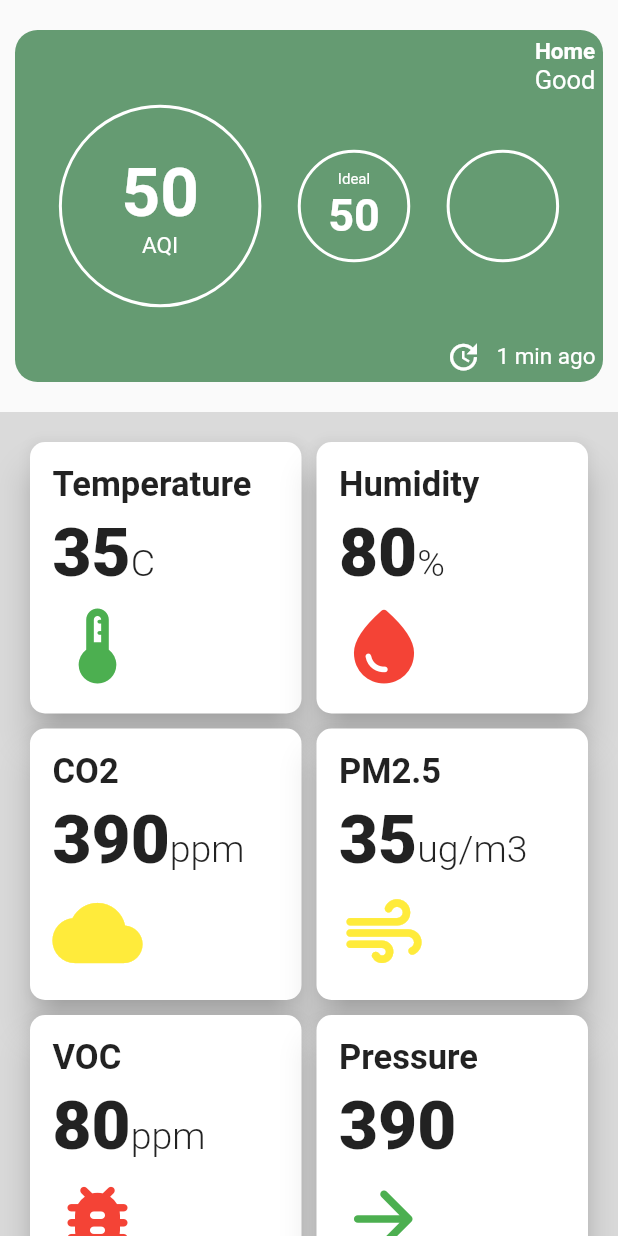
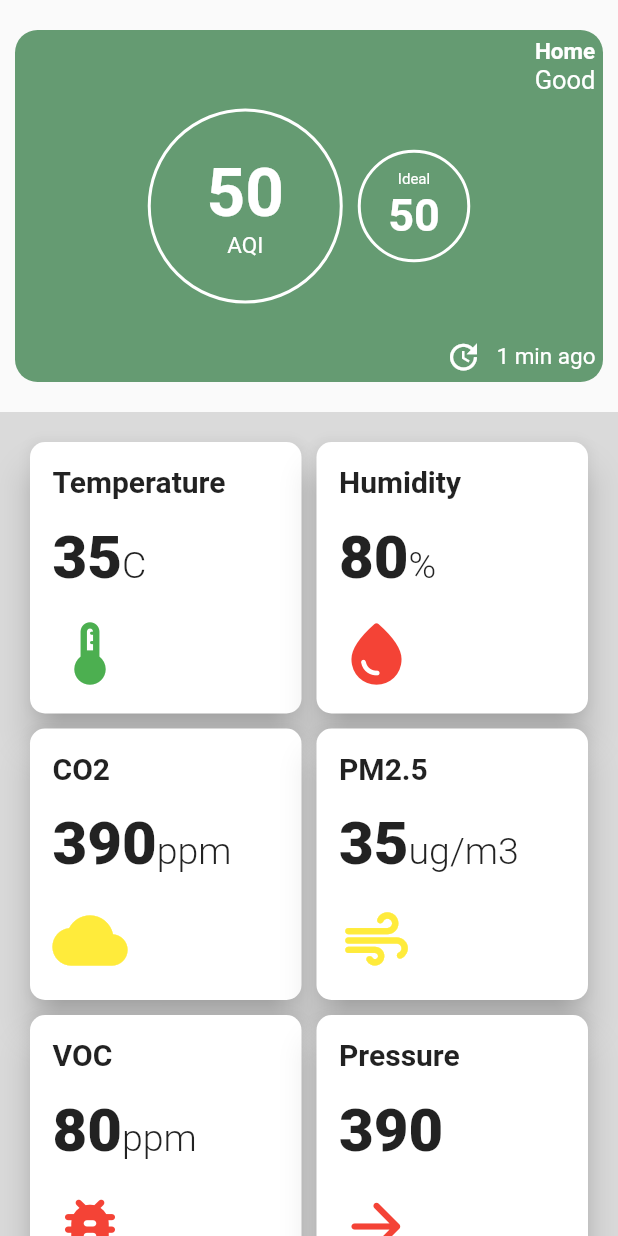
Before and after one commit to silverlightning926/SensiAir-Mobile, a Flutter app: the DashboardTab widget shown alone on an empty page, opened directly, on a phone screen of 412 x 824 dp. Run offline on Flutter 3.47's test engine with Material 2 defaults, Android fonts, the phone set to English and light mode, and no system bars; our stand-ins replace cloud_firestore, firebase_auth, firebase_core; accounts and stored records are empty.

Commit message:
Fixed Widget Overflow Errors

```diff
--- a/lib/components/home_screen_tabs/dashboard_tab.dart
+++ b/lib/components/home_screen_tabs/dashboard_tab.dart
@@ -93,12 +93,12 @@ class _DashboardTabState extends State<DashboardTab> {
                     ),
                   ),
                   Row(
-                    mainAxisAlignment: MainAxisAlignment.spaceEvenly,
+                    mainAxisAlignment: MainAxisAlignment.center,
                     crossAxisAlignment: CrossAxisAlignment.center,
                     children: [
                       Container(
-                        height: 135,
-                        width: 135,
+                        height: 130,
+                        width: 130,
                         decoration: BoxDecoration(
                           shape: BoxShape.circle,
                           border: Border.all(
@@ -128,6 +128,9 @@ class _DashboardTabState extends State<DashboardTab> {
                             ),
                           ],
                         ),
+                      ),
+                      SizedBox(
+                        width: 10,
                       ),
                       Container(
                         height: 75,
@@ -162,17 +165,6 @@ class _DashboardTabState extends State<DashboardTab> {
                           ],
                         ),
                       ),
-                      Container(
-                        height: 75,
-                        width: 75,
-                        decoration: BoxDecoration(
-                          shape: BoxShape.circle,
-                          border: Border.all(
-                            width: 2.0,
-                            color: Colors.white,
-                          ),
-                        ),
-                      ),
                     ],
                   ),
                 ],
@@ -194,66 +186,48 @@ class _DashboardTabState extends State<DashboardTab> {
                   title: 'Temperature',
                   value: widget.currentTemp.toString(),
                   unit: 'C',
-                  icon: const Icon(
-                    Icons.thermostat_rounded,
-                    color: Colors.green,
-                    size: 60,
-                  ),
+                  icon: Icons.thermostat_rounded,
+                  iconColor: Colors.green,
                   onPressed: () {},
                 ),
                 ParameterButton(
                   title: 'Humidity',
                   value: widget.currentHumidity.toString(),
                   unit: '%',
-                  icon: const Icon(
-                    Icons.water_drop_rounded,
-                    color: Colors.red,
-                    size: 60,
-                  ),
+                  icon: Icons.water_drop_rounded,
+                  iconColor: Colors.red,
                   onPressed: () {},
                 ),
                 ParameterButton(
                   title: 'CO2',
                   value: widget.currentCO2.toString(),
                   unit: 'ppm',
-                  icon: const Icon(
-                    Icons.cloud_rounded,
-                    color: Colors.yellow,
-                    size: 60,
-                  ),
+                  icon: Icons.cloud_rounded,
+                  iconColor: Colors.yellow,
                   onPressed: () {},
                 ),
                 ParameterButton(
                   title: 'PM2.5',
                   value: widget.currrentPM25.toString(),
                   unit: 'ug/m3',
-                  icon: const Icon(
-                    Icons.air_rounded,
-                    color: Colors.yellow,
-                    size: 60,
-                  ),
+                  icon: Icons.air_rounded,
+                  iconColor: Colors.yellow,
                   onPressed: () {},
                 ),
                 ParameterButton(
                   title: 'VOC',
                   value: widget.currentVOC.toString(),
                   unit: 'ppm',
-                  icon: const Icon(
-                    Icons.bug_report_rounded,
-                    color: Colors.red,
-                    size: 60,
-                  ),
+                  icon: Icons.bug_report_rounded,
+                  iconColor: Colors.red,
                   onPressed: () {},
                 ),
                 ParameterButton(
                   title: 'Pressure',
                   value: widget.currentPressure.toString(),
                   unit: '',
-                  icon: const Icon(
-                    Icons.arrow_forward_rounded,
-                    color: Colors.green,
-                    size: 60,
-                  ),
+                  icon: Icons.arrow_forward_rounded,
+                  iconColor: Colors.red,
                   onPressed: () {},
                 ),
               ],
--- a/lib/components/home_screen_tabs/notification_tab.dart
+++ b/lib/components/home_screen_tabs/notification_tab.dart
@@ -27,12 +27,9 @@ class _NotificationTabState extends State<NotificationTab> {
               notificationHeader: 'Living Room',
               notificationBody: 'Temperature crossed 45C',
               dateTimeStamp: DateTime.now(),
-              notificationIcon: const Icon(
-                Icons.warning_rounded,
-                size: 75,
-                color: Colors.yellow,
-              ),
-            )
+              notificationIcon: Icons.warning_rounded,
+              iconColor: Colors.yellow,
+            ),
           ],
         ),
       ],
--- a/lib/components/parameter_button.dart
+++ b/lib/components/parameter_button.dart
@@ -4,7 +4,8 @@ class ParameterButton extends StatelessWidget {
   final String title;
   final String value;
   final String unit;
-  final Icon icon;
+  final IconData icon;
+  final Color iconColor;
 
   final Function() onPressed;
 
@@ -14,6 +15,7 @@ class ParameterButton extends StatelessWidget {
     required this.value,
     required this.unit,
     required this.icon,
+    required this.iconColor,
     required this.onPressed,
   }) : super(key: key);
 
@@ -36,7 +38,7 @@ class ParameterButton extends StatelessWidget {
             textAlign: TextAlign.start,
             style: const TextStyle(
               fontWeight: FontWeight.w600,
-              fontSize: 23,
+              fontSize: 20,
             ),
           ),
           Row(
@@ -47,7 +49,7 @@ class ParameterButton extends StatelessWidget {
                 value,
                 style: const TextStyle(
                   fontWeight: FontWeight.w800,
-                  fontSize: 45,
+                  fontSize: 40,
                 ),
               ),
               Text(
@@ -59,7 +61,11 @@ class ParameterButton extends StatelessWidget {
               ),
             ],
           ),
-          icon
+          Icon(
+            icon,
+            color: iconColor,
+            size: 50,
+          ),
         ],
       ),
     );
--- a/lib/components/sensor_notification.dart
+++ b/lib/components/sensor_notification.dart
@@ -5,7 +5,8 @@ class SensorNotification extends StatelessWidget {
   final String notificationHeader;
   final String notificationBody;
   final DateTime dateTimeStamp;
-  final Icon notificationIcon;
+  final IconData notificationIcon;
+  final Color iconColor;
 
   const SensorNotification({
     super.key,
@@ -14,6 +15,7 @@ class SensorNotification extends StatelessWidget {
     required this.notificationBody,
     required this.dateTimeStamp,
     required this.notificationIcon,
+    required this.iconColor,
   });
 
   @override
@@ -68,7 +70,11 @@ class SensorNotification extends StatelessWidget {
                 ),
               ],
             ),
-            notificationIcon,
+            Icon(
+              notificationIcon,
+              color: iconColor,
+              size: 50,
+            ),
           ],
         ),
       ),
```
